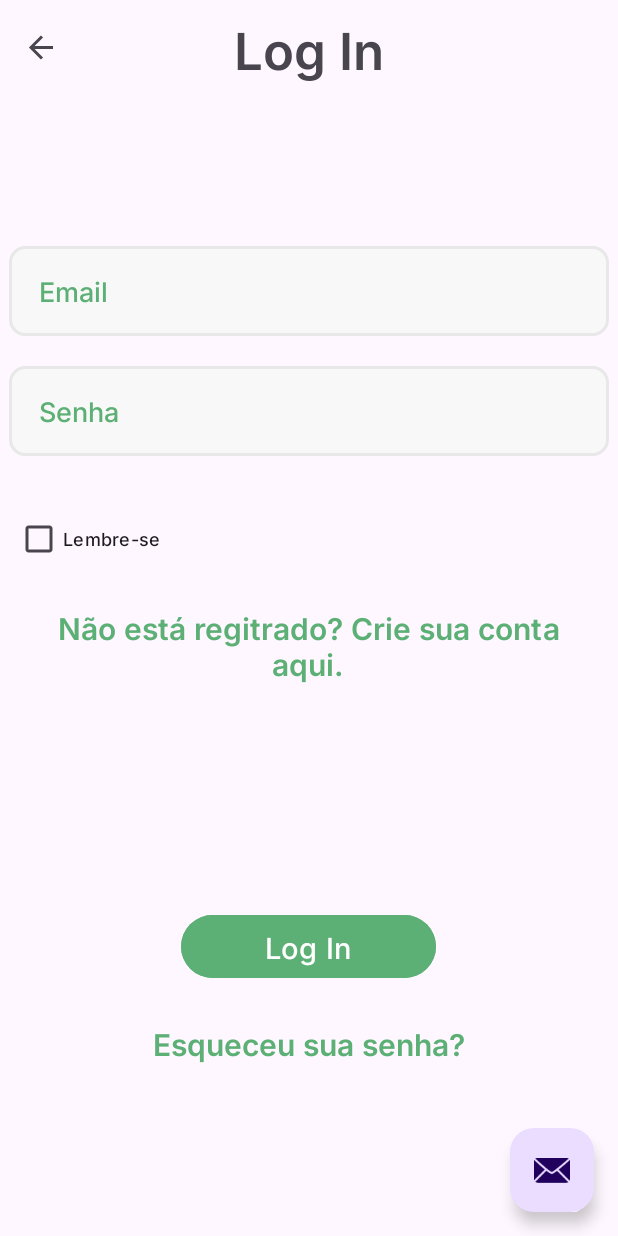
After one commit to airtonm4/one-beer, an Android app: the LoginPage screen opened through its navigation route, on a phone screen of 412 x 824 dp. The commit adds this screen. Run offline under Robolectric (Android 15) with nearby library versions, the phone set to English and light mode, and no system bars; our stand-ins replace navigation-ui.

Commit message:
Added login page.

```diff
--- /dev/null
+++ b/app/src/main/java/com/example/onebeer/LoginPage.kt
@@ -0,0 +1,38 @@
+package com.example.onebeer
+
+import android.os.Bundle
+import android.view.LayoutInflater
+import android.view.View
+import android.view.ViewGroup
+import androidx.fragment.app.Fragment
+import androidx.navigation.fragment.findNavController
+import com.example.onebeer.databinding.LoginPageBinding
+
+class LoginPage : Fragment() {
+
+    private var _binding: LoginPageBinding? = null
+
+    private val binding get() = _binding!!
+
+    override fun onCreateView(
+        inflater: LayoutInflater,
+        container: ViewGroup?,
+        savedInstanceState: Bundle?
+    ): View? {
+        _binding = LoginPageBinding.inflate(inflater, container, false)
+        return binding.root
+    }
+
+    override fun onViewCreated(view: View, savedInstanceState: Bundle?) {
+        super.onViewCreated(view, savedInstanceState)
+
+        binding.signUpText.setOnClickListener {
+            findNavController().navigate(R.id.action_login_to_sign_up)
+        }
+    }
+
+    override fun onDestroyView() {
+        super.onDestroyView()
+        _binding = null
+    }
+}
--- /dev/null
+++ b/app/src/main/res/drawable/input_stroke.xml
@@ -0,0 +1,12 @@
+<?xml version="1.0" encoding="utf-8"?>
+<selector xmlns:android="http://schemas.android.com/apk/res/android">
+
+    <item android:state_enabled="true">
+        <shape android:shape="rectangle">
+            <solid android:color="@color/input_background"/>
+            <corners android:radius="10dp"/>
+            <stroke android:color="@color/gray_stroke" android:width="2dp"/>
+        </shape>
+    </item>
+
+</selector>
--- a/app/src/main/res/layout/activity_main.xml
+++ b/app/src/main/res/layout/activity_main.xml
@@ -16,6 +16,7 @@
             android:id="@+id/toolbar"
             android:layout_width="match_parent"
             android:layout_height="?attr/actionBarSize"
+            app:buttonGravity="center_vertical"
             style="@style/Widget.AppCompat.Toolbar" />
 
     </com.google.android.material.appbar.AppBarLayout>
--- a/app/src/main/res/layout/landing_fragment.xml
+++ b/app/src/main/res/layout/landing_fragment.xml
@@ -49,7 +49,7 @@
             android:fontFamily="@font/inter_semibold"
             android:gravity="center_horizontal|top"
             android:text="Bem vindo ao OneBeer, seu aplicativo que auxlia na compra de sua cerveja. Temos diversas opções para o seu gosto."
-            android:textColor="#4D4242"
+            android:textColor="@color/text_gray"
             android:textSize="16sp" />
 
         <Button
@@ -57,7 +57,7 @@
             android:layout_width="170dp"
             android:layout_height="50dp"
             android:layout_marginTop="50dp"
-            android:backgroundTint="#5DAF75"
+            android:backgroundTint="@color/primary_green"
             android:fontFamily="@font/inter_medium"
             android:text="SignUp"
             android:textSize="19sp"
--- /dev/null
+++ b/app/src/main/res/layout/login_page.xml
@@ -0,0 +1,88 @@
+<?xml version="1.0" encoding="utf-8"?>
+<LinearLayout xmlns:tools="http://schemas.android.com/tools"
+    xmlns:app="http://schemas.android.com/apk/res-auto"
+    xmlns:android="http://schemas.android.com/apk/res/android"
+    android:layout_width="match_parent"
+    android:layout_height="match_parent"
+    android:orientation="vertical"
+    android:gravity="center_horizontal">
+
+    <EditText
+        android:id="@+id/login_email"
+        android:layout_width="400dp"
+        android:layout_height="60dp"
+        android:layout_marginTop="100dp"
+        android:ems="10"
+        android:hint="Email"
+        android:inputType="textEmailAddress"
+        android:textAlignment="textStart"
+        android:textColorHint="@color/primary_green"
+        android:background="@drawable/input_stroke"
+        android:paddingStart="20dp"
+        android:fontFamily="@font/inter_medium"
+        android:textSize="18sp"
+        tools:ignore="RtlSymmetry" />
+
+    <EditText
+        android:layout_marginTop="20dp"
+        android:id="@+id/login_password"
+        android:layout_width="400dp"
+        android:layout_height="60dp"
+        android:ems="10"
+        android:hint="Senha"
+        android:inputType="textPassword"
+        android:textAlignment="textStart"
+        android:textColorHint="@color/primary_green"
+        android:background="@drawable/input_stroke"
+        android:paddingStart="20dp"
+        android:fontFamily="@font/inter_medium"
+        android:textSize="18sp"
+        tools:ignore="RtlSymmetry" />
+
+    <CheckBox
+        android:layout_width="wrap_content"
+        android:layout_height="30dp"
+        android:layout_gravity="start"
+        android:layout_marginLeft="10dp"
+        android:layout_marginTop="40dp"
+        android:fontFamily="@font/inter_medium"
+        android:text="Lembre-se"
+        android:textFontWeight="600"
+        android:textSize="12sp" />
+
+    <TextView
+        android:id="@+id/sign_up_text"
+        android:layout_marginTop="30dp"
+        android:layout_width="350dp"
+        android:layout_height="wrap_content"
+        android:text="Não está regitrado? Crie sua conta aqui."
+        android:textSize="20sp"
+        android:gravity="center_horizontal|top"
+        android:fontFamily="@font/inter_semibold"
+        android:textColor="@color/primary_green" />
+
+    <Button
+        android:id="@+id/button_signup"
+        android:layout_width="170dp"
+        android:layout_height="50dp"
+        android:layout_marginTop="150dp"
+        android:backgroundTint="@color/primary_green"
+        android:fontFamily="@font/inter_medium"
+        android:text="Log In"
+        android:textSize="19sp"
+        app:layout_constraintBottom_toTopOf="@id/textview_first"
+        app:layout_constraintEnd_toEndOf="parent"
+        app:layout_constraintStart_toStartOf="parent"
+        app:layout_constraintTop_toTopOf="parent" />
+
+    <TextView
+        android:layout_marginTop="25dp"
+        android:layout_width="wrap_content"
+        android:layout_height="wrap_content"
+        android:text="Esqueceu sua senha?"
+        android:textSize="20sp"
+        android:gravity="center_horizontal|top"
+        android:fontFamily="@font/inter_semibold"
+        android:textColor="@color/primary_green" />
+
+</LinearLayout>
--- a/app/src/main/res/navigation/nav_graph.xml
+++ b/app/src/main/res/navigation/nav_graph.xml
@@ -13,19 +13,20 @@
 
         <action
             android:id="@+id/action_landing_to_sign_up"
+            app:destination="@id/LoginPage"/>
+    </fragment>
+
+    <fragment
+        android:id="@+id/LoginPage"
+        android:name="com.example.onebeer.LoginPage"
+        android:label="Log In"
+        tools:layout="@layout/login_page">
+
+        <action
+            android:id="@+id/action_login_to_sign_up"
             app:destination="@id/SecondFragment"/>
     </fragment>
 
-<!--    <fragment-->
-<!--        android:id="@+id/FirstFragment"-->
-<!--        android:name="com.example.onebeer.FirstFragment"-->
-<!--        android:label="@string/first_fragment_label"-->
-<!--        tools:layout="@layout/fragment_first">-->
-
-<!--        <action-->
-<!--            android:id="@+id/action_FirstFragment_to_SecondFragment"-->
-<!--            app:destination="@id/SecondFragment" />-->
-<!--    </fragment>-->
     <fragment
         android:id="@+id/SecondFragment"
         android:name="com.example.onebeer.SecondFragment"
--- a/app/src/main/res/values/colors.xml
+++ b/app/src/main/res/values/colors.xml
@@ -2,4 +2,8 @@
 <resources>
     <color name="black">#FF000000</color>
     <color name="white">#FFFFFFFF</color>
+    <color name="primary_green">#5DB075</color>
+    <color name="text_gray">#4D4242</color>
+    <color name="input_background">#F8F8F8</color>
+    <color name="gray_stroke">#E8E8E8</color>
 </resources>
--- a/app/src/main/res/values/themes.xml
+++ b/app/src/main/res/values/themes.xml
@@ -2,7 +2,7 @@
     <!-- Base application theme. -->
     <style name="Base.Theme.OneBeer" parent="Theme.Material3.DayNight.NoActionBar">
         <!-- Customize your light theme here. -->
-        <!-- <item name="colorPrimary">@color/my_light_primary</item> -->
+         <item name="colorPrimary">@color/primary_green</item>
     </style>
 
     <style name="Theme.OneBeer" parent="Base.Theme.OneBeer">
```
